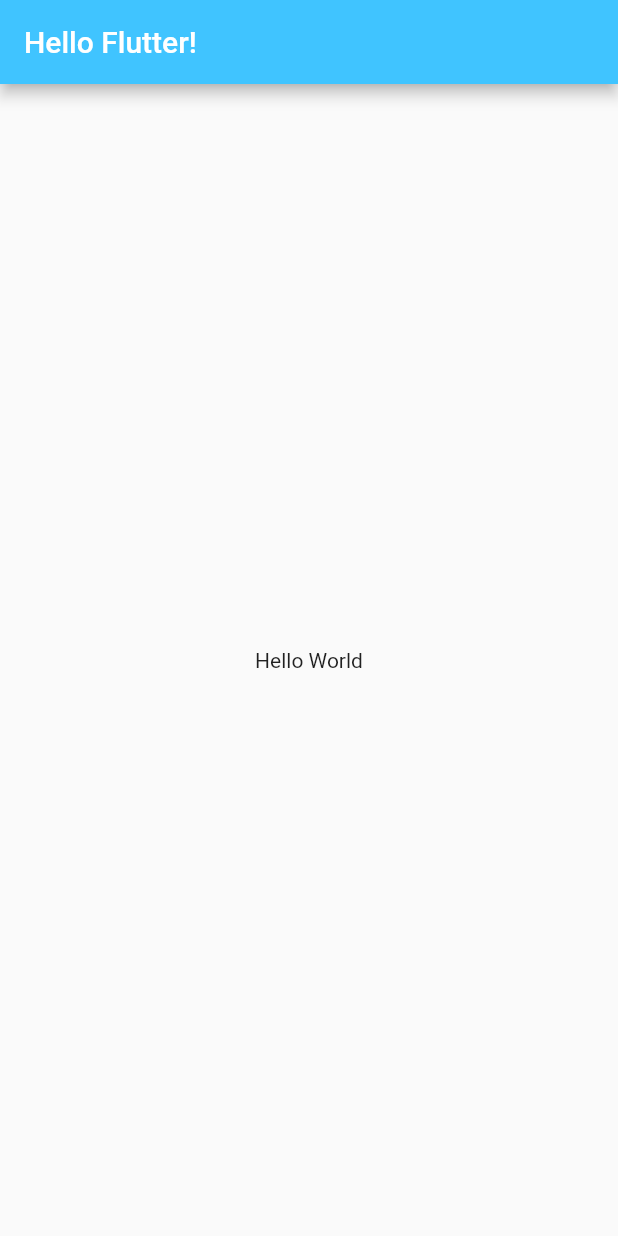
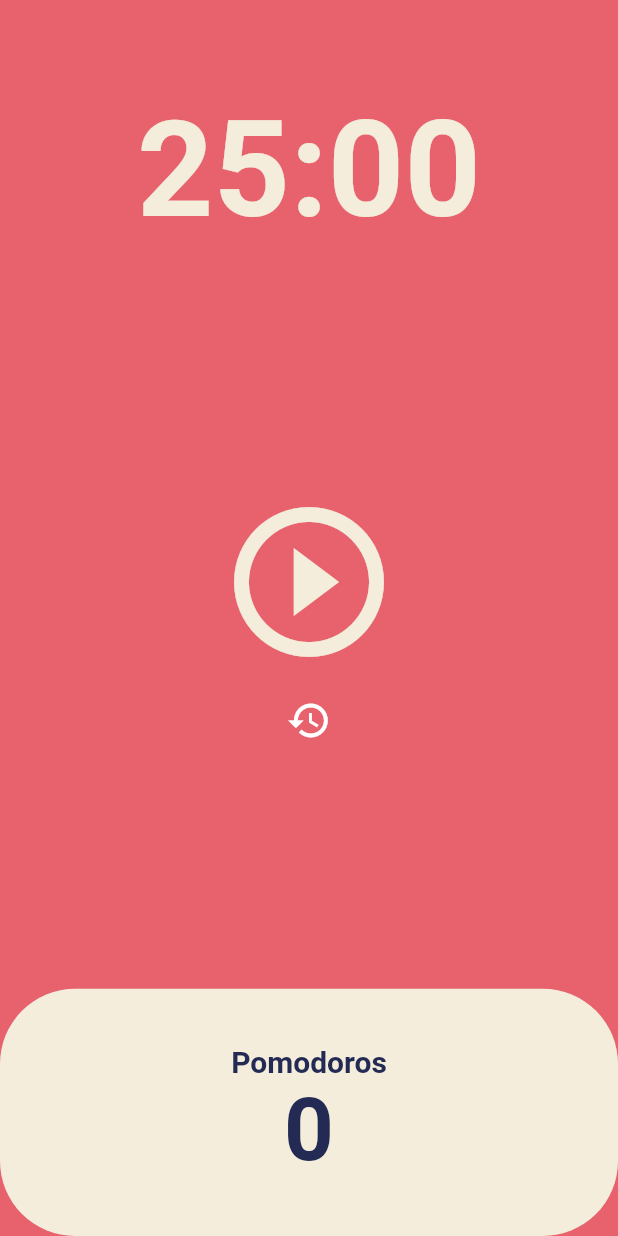
Before and after one commit to lunarmoon7/tooncha, a Flutter app: the screen it shows after launch, on a phone screen of 412 x 824 dp. Run offline on Flutter 3.47's test engine with Material 2 defaults, Android fonts, the phone set to English and light mode, and no system bars.

Commit message:
#5 Pomodoro App

```diff
--- a/lib/main.dart
+++ b/lib/main.dart
@@ -1,26 +1,31 @@
 import 'package:flutter/material.dart';
+import 'package:tooncha/screens/home_screen.dart';
+
 void main() {
-  runApp(App());
+  runApp(const App());
 }
 
 // Starting Point of Our App
 // 모든 화면과 버튼 등 모든 것들이 App에서 온다.
 // StatelessWidget은 아주 기초적인 Widget이다. 화면에 무언가를 띄워주는 것 말고는 하는 일이 없다. -> 반드시 build() 메소드를 구현해야 한다.
 class App extends StatelessWidget {
+  const App({super.key});
+
   @override
   Widget build(BuildContext context) {
-    // TODO: implement build
-    // Root Widget은 두 개의 옵션 중 하나를 return 해야 한다. 1. MaterialApp 2. CupertinoApp
     return MaterialApp(
-      home: Scaffold(
-        appBar: AppBar(
-          backgroundColor: Colors.lightBlueAccent,
-          title: const Text('Hello Flutter!'),
+      theme: ThemeData(
+        colorScheme: ColorScheme.fromSwatch(
+          backgroundColor: const Color(0xffe7626c),
         ),
-        body: const Center(
-          child: Text('Hello World'),
+        textTheme: const TextTheme(
+          displayLarge: TextStyle(
+            color: Color(0xFF232B55),
+          ),
         ),
+        cardColor: const Color(0xfff4eddb),
       ),
+      home: const HomeScreen(),
     );
   }
 }
--- /dev/null
+++ b/lib/screens/home_screen.dart
@@ -0,0 +1,153 @@
+import 'dart:async';
+
+import 'package:flutter/material.dart';
+
+class HomeScreen extends StatefulWidget {
+  const HomeScreen({super.key});
+
+  @override
+  State<HomeScreen> createState() => _HomeScreenState();
+}
+
+class _HomeScreenState extends State<HomeScreen> {
+  static const initMinutes = 1500;
+  int totalSeconds = initMinutes;
+  bool isRunning = false;
+  int totalPomodoros = 0;
+  late Timer timer;
+
+  void onTick(Timer timer) {
+    if (totalSeconds == 0) {
+      setState(() {
+        totalPomodoros += 1;
+        totalSeconds = initMinutes;
+        isRunning = false;
+      });
+      timer.cancel();
+    } else {
+      setState(() {
+        totalSeconds -= 1;
+      });
+    }
+  }
+
+  void onStartPressed() {
+    timer = Timer.periodic(
+      const Duration(seconds: 1),
+      onTick,
+    );
+    setState(() {
+      isRunning = true;
+    });
+  }
+
+  void onPausePressed() {
+    timer.cancel();
+    setState(() {
+      isRunning = false;
+    });
+  }
+
+  void onResetPressed() {
+    timer.cancel();
+    setState(() {
+      totalSeconds = initMinutes;
+      isRunning = false;
+    });
+  }
+
+  String format(int seconds) {
+    var duration = Duration(seconds: seconds);
+    return duration.toString().split(".").first.substring(2);
+  }
+
+  @override
+  Widget build(BuildContext context) {
+    return Scaffold(
+      backgroundColor: Theme.of(context).colorScheme.background,
+      body: Column(
+        children: [
+          Flexible(
+            flex: 1,
+            child: Container(
+              alignment: Alignment.bottomCenter,
+              child: Text(
+                format(totalSeconds),
+                style: TextStyle(
+                  color: Theme.of(context).cardColor,
+                  fontSize: 89,
+                  fontWeight: FontWeight.w600,
+                ),
+              ),
+            ),
+          ),
+          Flexible(
+            flex: 3,
+            child: Center(
+              child: Column(
+                mainAxisAlignment: MainAxisAlignment.center,
+                children: [
+                  IconButton(
+                    color: Theme.of(context).cardColor,
+                    iconSize: 120,
+                    icon: Icon(isRunning
+                        ? Icons.pause_circle_outline
+                        : Icons.play_circle_outline),
+                    onPressed: isRunning ? onPausePressed : onStartPressed,
+                  ),
+                  IconButton(
+                    color: Colors.white,
+                    iconSize: 30,
+                    icon: const Icon(Icons.restore),
+                    onPressed: onResetPressed,
+                  ),
+                ],
+              ),
+            ),
+          ),
+          Flexible(
+            flex: 1,
+            child: Row(
+              children: [
+                Expanded(
+                  child: Container(
+                    decoration: BoxDecoration(
+                      color: Theme.of(context).cardColor,
+                      borderRadius: BorderRadius.circular(50),
+                    ),
+                    child: Column(
+                        mainAxisAlignment: MainAxisAlignment.center,
+                        children: [
+                          Text(
+                            "Pomodoros",
+                            style: TextStyle(
+                              fontSize: 20,
+                              fontWeight: FontWeight.w600,
+                              color: Theme.of(context)
+                                  .textTheme
+                                  .displayLarge!
+                                  .color,
+                            ),
+                          ),
+                          Text(
+                            '$totalPomodoros',
+                            style: TextStyle(
+                              fontSize: 58,
+                              fontWeight: FontWeight.w600,
+                              color: Theme.of(context)
+                                  .textTheme
+                                  .displayLarge!
+                                  .color,
+                            ),
+                          ),
+                        ]),
+                  ),
+                ),
+              ],
+            ),
+          ),
+        ],
+      ),
+    );
+  }
+}
```
